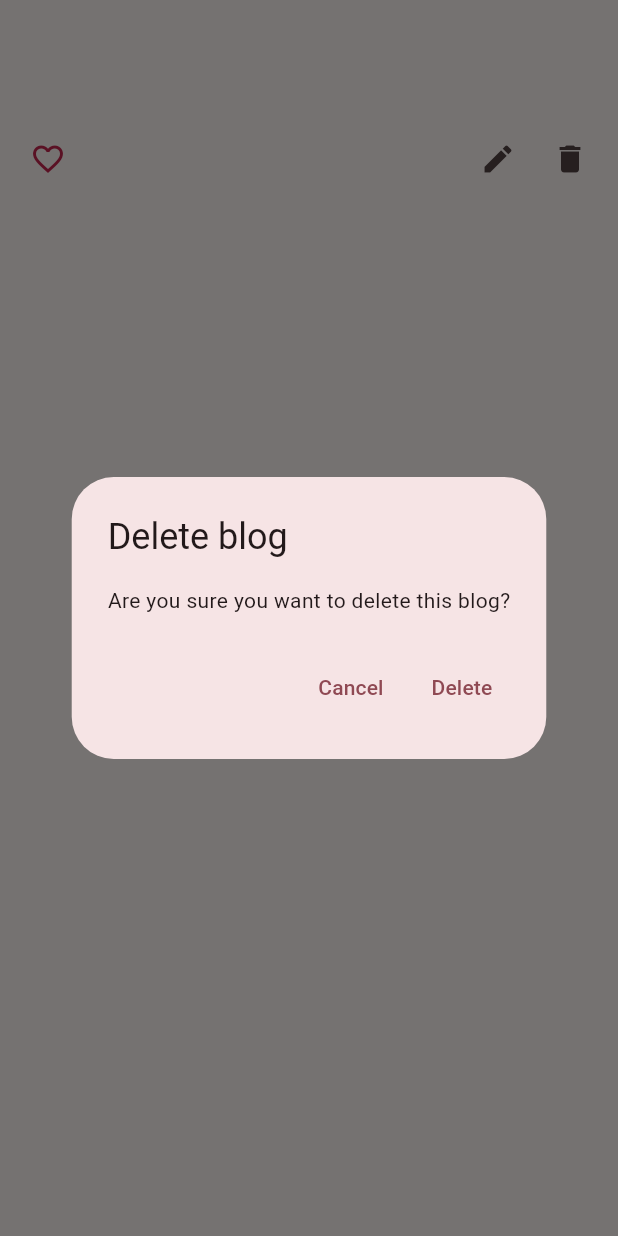
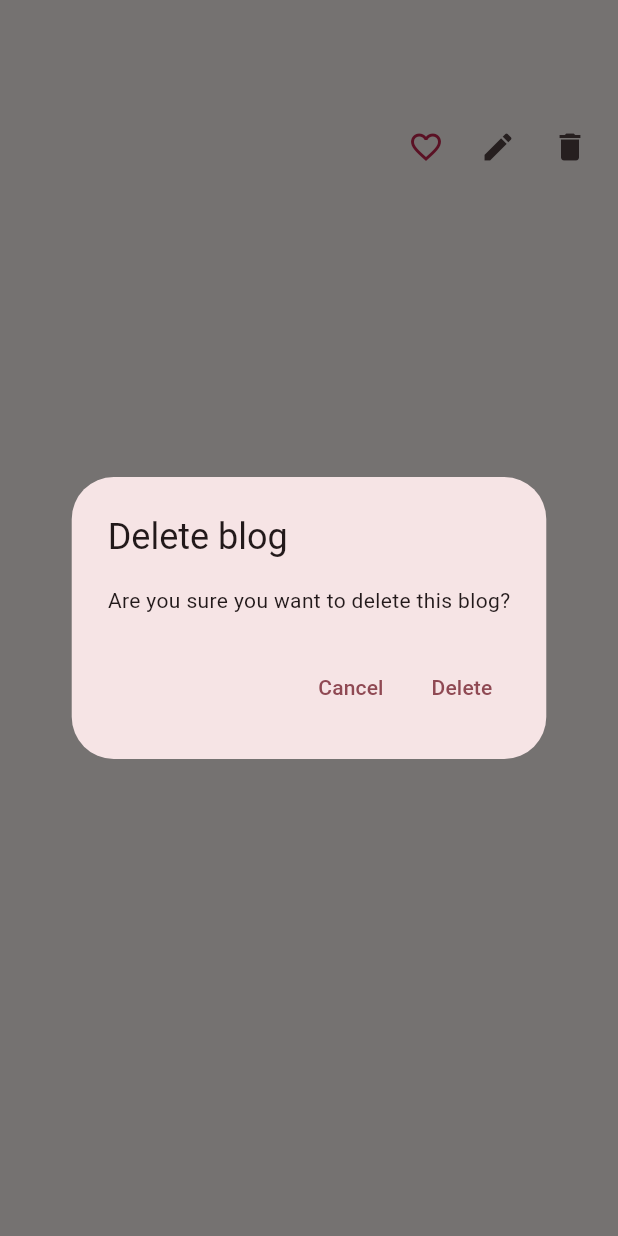
Before and after one commit to robinaeschlimann/blog_app, a Flutter app: the BlogCard widget shown alone on an empty page, opened directly with empty values, after a tap on the "delete" icon, on a phone screen of 412 x 824 dp. Run offline on Flutter 3.47's test engine with Material 3 defaults, Android fonts, the phone set to English and light mode, and no system bars; our stand-ins replace isar, logger, shared_preferences; accounts and stored records are empty; generated files the repository leaves out were written again; network calls fail.

Commit message:
refactor: styling blog_card

```diff
--- a/lib/pages/blog_detail_page.dart
+++ b/lib/pages/blog_detail_page.dart
@@ -1,3 +1,5 @@
+import 'dart:convert';
+
 import 'package:blog_app/data/blog.dart';
 import 'package:flutter/material.dart';
 
@@ -17,7 +19,9 @@ class BlogDetailPage extends StatelessWidget {
         child: Column(
           crossAxisAlignment: CrossAxisAlignment.start,
           children: <Widget>[
-            Image.network(blog.headerImageUrl),
+            blog.headerImage != null ?
+              Image.memory(base64Decode(blog.headerImage!)) :
+              Image.network(blog.headerImageUrl),
             const SizedBox(height: 10),
             Text(blog.title, style: const TextStyle(fontSize: 20, fontWeight: FontWeight.bold)),
             const SizedBox(height: 10),
--- a/lib/widget/blog/blog_card.dart
+++ b/lib/widget/blog/blog_card.dart
@@ -31,21 +31,17 @@ class BlogCard extends StatelessWidget {
                   child: Text(blog.content.length > 100 ? "${blog.content.substring(0, 100)}..." : blog.content )
               ),
               Padding(
-                padding: const EdgeInsets.only(top: 16.0),
-                child: Wrap(
-                  children: [
-                    Row(
+                padding: const EdgeInsets.only(top: 8.0),
+                child: Row(
+                  mainAxisAlignment: MainAxisAlignment.end,
                 children: [
                   IconButton(
                     icon: blog.isLikedByMe ? const Icon( Icons.favorite ) : const Icon( Icons.favorite_border ),
                     color: const Color( 0xFFC5264E ),
-                            constraints: const BoxConstraints(),
-                            style: ButtonStyle(
-                                padding: MaterialStateProperty.all(EdgeInsets.zero)
+                    onPressed: () => {},
                   ),
-                            onPressed: () => {}
-                        ),
-                        const Spacer(flex: 2),
+                  Row(
+                    children: [
                       IconButton(
                         icon: const Icon( Icons.edit ),
                         onPressed: () => Navigator.of(context).push(MaterialPageRoute(builder: (context) => BlogFormPage( blog: blog, blogState: blogState, )))
@@ -58,7 +54,8 @@ class BlogCard extends StatelessWidget {
                       ),
                     ],
                   ),
-                  ]
+
+                ],
               ),
               ),
             ],
```
Lines whose indentation alone changed are shown as unchanged.
